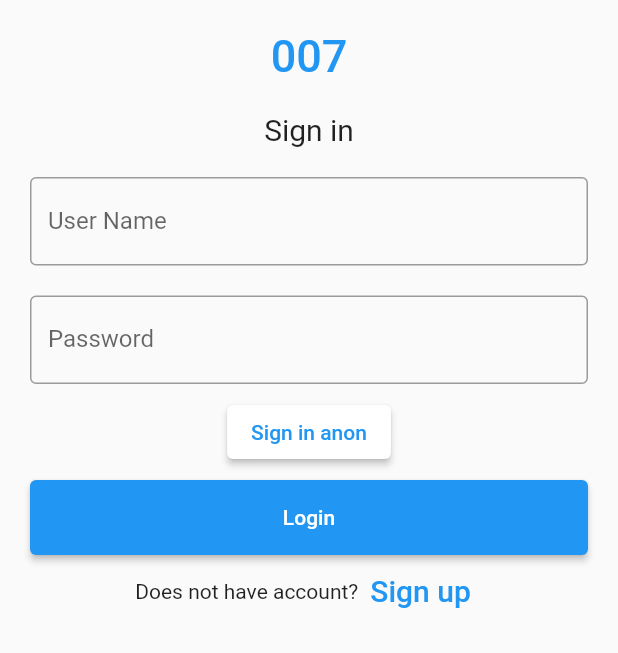
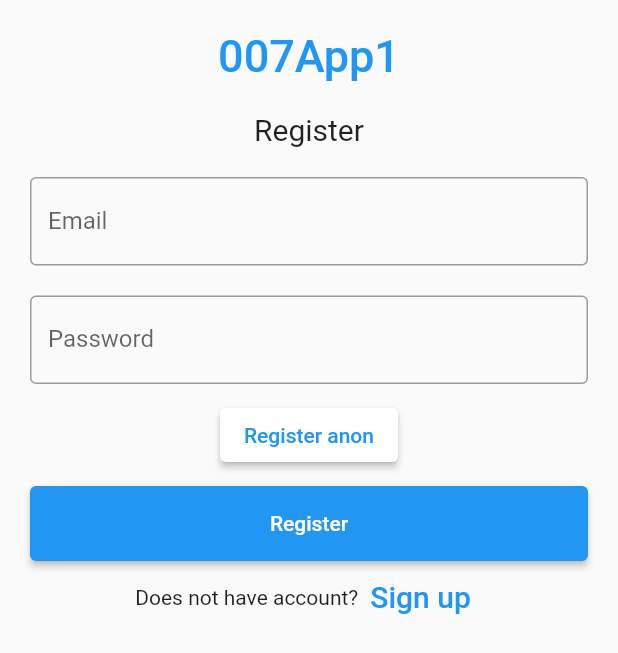
Before and after one commit to MaciejPelc/007App, a Flutter app: the screen it shows after launch, on a phone screen of 412 x 824 dp. Shown: the top 653 px of the screen. Run offline on Flutter 3.47's test engine with Material 2 defaults, Android fonts, the phone set to English and light mode, and no system bars; our stand-ins replace firebase_auth, firebase_core, lottie; accounts and stored records are empty.

Commit message:
commit before work
finish 12 episode
 - Add logic to login

```diff
--- a/new_app/lib/screens/authLook.dart
+++ b/new_app/lib/screens/authLook.dart
@@ -1,21 +1,36 @@
 import 'package:flutter/material.dart';
+import 'package:new_app/screens/register.dart';
 import 'package:new_app/services/auth.dart';
 
-class Authenticate extends StatelessWidget {
-  const Authenticate({Key? key}) : super(key: key);
+class Authenticate extends StatefulWidget {
+  Authenticate({Key? key}) : super(key: key);
+
+  @override
+  State<Authenticate> createState() => _AuthenticateState();
+}
+
+class _AuthenticateState extends State<Authenticate> {
+  bool showSignIn = true;
+  void toggleView() {
+    setState(() {
+      showSignIn = !showSignIn;
+    });
+  }
 
   @override
   Widget build(BuildContext context) {
-    return const MaterialApp(
-      home: Scaffold(
-        body: SignIn(),
-      ),
-    );
+    if (showSignIn)
+      return SignIn(toggleView: toggleView);
+    else {
+      return Register(toggleView: toggleView);
+    }
   }
 }
 
 class SignIn extends StatefulWidget {
-  const SignIn({Key? key}) : super(key: key);
+  SignIn({Key? key, this.toggleView}) : super(key: key);
+
+  final Function? toggleView;
 
   @override
   State<SignIn> createState() => _SignInState();
@@ -26,18 +41,27 @@ class _SignInState extends State<SignIn> {
   TextEditingController passwordController = TextEditingController();
 
   final AuthService _auth = AuthService();
+  final _formKey = GlobalKey<FormState>();
+
+  //text field state
+  String email = '';
+  String password = '';
 
   @override
   Widget build(BuildContext context) {
-    return Padding(
-        padding: const EdgeInsets.all(10),
+    return MaterialApp(
+      home: Scaffold(
+        body: Form(
+          key: _formKey,
+          child: Padding(
+              padding: EdgeInsets.all(10),
               child: ListView(
                 children: <Widget>[
                   Container(
                       alignment: Alignment.center,
-                padding: const EdgeInsets.all(10),
-                child: const Text(
-                  '007',
+                      padding: EdgeInsets.all(10),
+                      child: Text(
+                        '007App1',
                         style: TextStyle(
                             color: Colors.blue,
                             fontWeight: FontWeight.w500,
@@ -45,43 +69,57 @@ class _SignInState extends State<SignIn> {
                       )),
                   Container(
                       alignment: Alignment.center,
-                padding: const EdgeInsets.all(10),
-                child: const Text(
-                  'Sign in',
+                      padding: EdgeInsets.all(10),
+                      child: Text(
+                        'Register',
                         style: TextStyle(fontSize: 20),
                       )),
                   Container(
-              padding: const EdgeInsets.all(10),
-              child: TextField(
+                    padding: EdgeInsets.all(10),
+                    child: TextFormField(
+                      validator: (val) =>
+                          val!.isEmpty ? 'Enter an email' : null,
+                      onChanged: (val) {
+                        setState(() {
+                          email = val;
+                        });
+                      },
                       controller: nameController,
-                decoration: const InputDecoration(
+                      decoration: InputDecoration(
                         border: OutlineInputBorder(),
-                  labelText: 'User Name',
+                        labelText: 'Email',
                       ),
                     ),
                   ),
                   Container(
-              padding: const EdgeInsets.fromLTRB(10, 10, 10, 0),
-              child: TextField(
+                    padding: EdgeInsets.fromLTRB(10, 10, 10, 0),
+                    child: TextFormField(
+                      validator: (val) => val!.length < 6
+                          ? 'Enter an a password 6+ chars long'
+                          : null,
+                      onChanged: (val) {
+                        setState(() {
+                          password = val;
+                        });
+                      },
                       obscureText: true,
                       controller: passwordController,
-                decoration: const InputDecoration(
+                      decoration: InputDecoration(
                         border: OutlineInputBorder(),
                         labelText: 'Password',
                       ),
                     ),
                   ),
-            TextButton(
-              onPressed: () {
-                //forgot password screen
-              },
+                  Container(
+                    alignment: Alignment.center,
+                    padding: EdgeInsets.fromLTRB(0, 10, 0, 10),
                     child: ElevatedButton(
                       style: ElevatedButton.styleFrom(
                         primary: Colors.white, // background
                         onPrimary: Colors.blue, // foreground
                       ),
-                child:
-                    Text('Sign in anon', style: TextStyle(color: Colors.blue)),
+                      child: Text('Register anon',
+                          style: TextStyle(color: Colors.blue)),
                       onPressed: () async {
                         dynamic result = await _auth.signInAnon();
                         if (result == null) {
@@ -95,30 +133,35 @@ class _SignInState extends State<SignIn> {
                   ),
                   Container(
                       height: 50,
-                padding: const EdgeInsets.fromLTRB(10, 0, 10, 0),
+                      padding: EdgeInsets.fromLTRB(10, 0, 10, 0),
                       child: ElevatedButton(
-                  child: const Text('Login'),
+                        child: Text('Register'),
                         onPressed: () {
-                    print(nameController.text);
-                    print(passwordController.text);
+                          if (_formKey.currentState!.validate()) {
+                            print(email);
+                            print(password);
+                          }
                         },
                       )),
                   Row(
                     children: <Widget>[
-                const Text('Does not have account?'),
+                      Text('Does not have account?'),
                       TextButton(
-                  child: const Text(
+                        child: Text(
                           'Sign up',
                           style: TextStyle(fontSize: 20),
                         ),
-                  onPressed: () {
-                    //signup screen
+                        onPressed: () async {
+                          widget.toggleView!();
                         },
                       )
                     ],
                     mainAxisAlignment: MainAxisAlignment.center,
                   ),
                 ],
-        ));
+              )),
+        ),
+      ),
+    );
   }
 }
--- a/new_app/lib/screens/home.dart
+++ b/new_app/lib/screens/home.dart
@@ -15,7 +15,7 @@ class _HomeState extends State<Home> {
     return Scaffold(
       backgroundColor: Colors.brown[50],
       appBar: AppBar(
-        title: Text('Brew Crew'),
+        title: Text('007App'),
         backgroundColor: Colors.brown[400],
         elevation: 0.0,
         actions: <Widget>[
--- a/new_app/lib/services/auth.dart
+++ b/new_app/lib/services/auth.dart
@@ -33,6 +33,13 @@ class AuthService {
   //sign in with email & password
 
   //register with email & password
+  Future registerWithEmailAndPassword(String email, String password) async {
+    try {
+      AuthResult
+    } catch(e) {
+
+    }
+  }
 
   //sign out
   Future signOut() async {
```
Also changed, not shown: new_app/lib/screens/register.dart (added, +147 -0 lines). Lines whose indentation alone changed are shown as unchanged.
